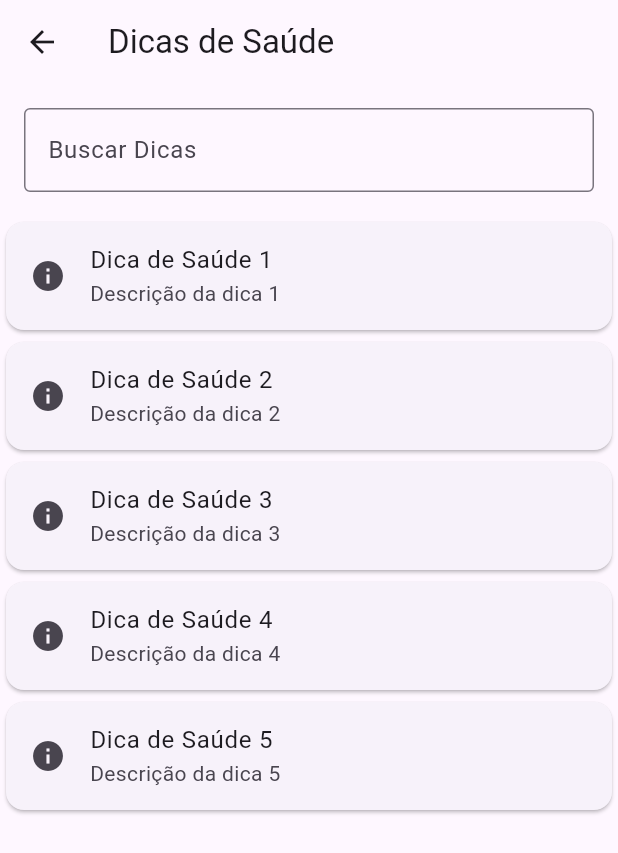
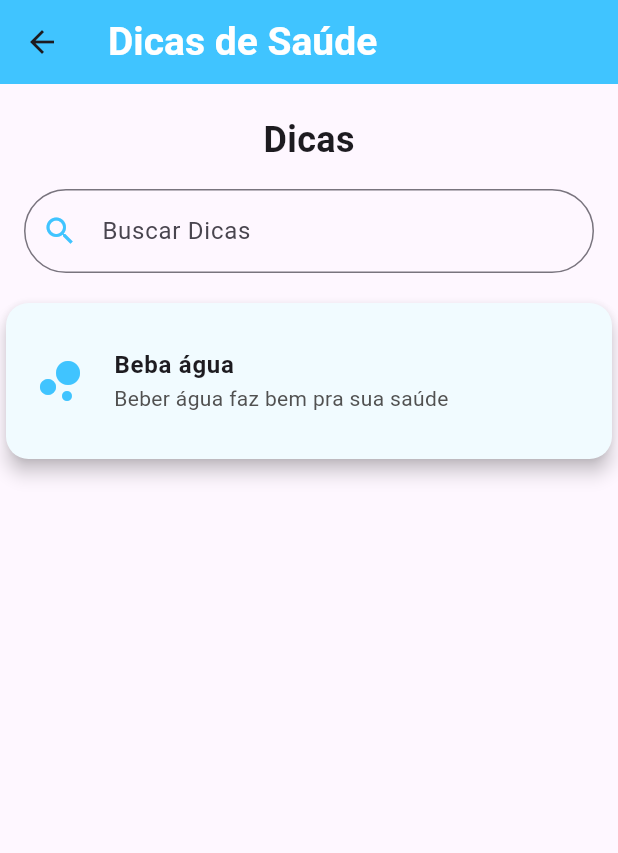
Before and after one commit to Cauacomtilnoa/flutterLista, a Flutter app: the screen it shows after launch, item 3 of the bottom bar chosen, on a phone screen of 412 x 824 dp. Shown: the top 853 px of the screen. Run offline on Flutter 3.47's test engine with Material 3 defaults, Android fonts, the light colour scheme and no system bars; our stand-ins replace fl_chart; missing offline and left inert: art_sweetalert.

Commit message:
att 2 completa

```diff
--- /dev/null
+++ b/listaatividade2/lib/components/paginaDicasCard.dart
@@ -0,0 +1,36 @@
+import 'package:flutter/material.dart';
+
+class PaginaDicasCard extends StatelessWidget {
+  final String titulo;
+  final String conteudo;
+  final IconData icone;
+  const PaginaDicasCard({super.key, required this.titulo, required this.conteudo, required this.icone});
+
+  @override
+  Widget build(BuildContext context) {
+    return Card(
+      color: const Color.fromARGB(255, 241, 251, 255),
+      elevation: 5,
+      shape: RoundedRectangleBorder(
+        borderRadius: BorderRadius.circular(15),
+
+      ),
+      child: ListTile(
+        contentPadding: EdgeInsets.all(16),
+        leading: Icon(
+          icone,
+          color: Colors.lightBlueAccent,
+          size: 40,
+        ),
+        title: Text(
+          titulo,
+          style: TextStyle(fontWeight: FontWeight.bold),
+        ),
+        subtitle: Text(
+          conteudo,
+          style: TextStyle(color: const Color.fromARGB(255, 81, 81, 81)),
+        ),
+      ),
+    );
+  }
+}
--- a/listaatividade2/lib/dicas.dart
+++ b/listaatividade2/lib/dicas.dart
@@ -1,37 +1,39 @@
 import 'package:flutter/material.dart';
+import 'package:listaatividade2/components/paginaDicasCard.dart';
 
 class Dicas extends StatelessWidget {
   @override
   Widget build(BuildContext context) {
     return Scaffold(
       appBar: AppBar(
-        title: Text('Dicas de Saúde'),
+        title: Text(
+          'Dicas de Saúde',
+          style: TextStyle(
+            color: Colors.white,
+            fontSize: 26,
+            fontWeight: FontWeight.bold,
+          ),
+        ),
+        backgroundColor: Colors.lightBlueAccent,
       ),
       body: Column(
         children: [
+          SizedBox(height: 20,),
+          Center(child: Text("Dicas", style: TextStyle(fontSize: 24, fontWeight: FontWeight.bold),)),
           Padding(
             padding: const EdgeInsets.all(16.0),
             child: TextField(
               decoration: InputDecoration(
+                prefixIcon: Icon(Icons.search, color: Colors.lightBlueAccent),
                 labelText: 'Buscar Dicas',
-                border: OutlineInputBorder(),
+                border: OutlineInputBorder(
+                  borderRadius: BorderRadius.circular(30),
+                  borderSide: BorderSide(color: Colors.lightBlueAccent),
+                ),
               ),
             ),
           ),
-          Expanded(
-            child: ListView.builder(
-              itemCount: 5, // Número fictício de dicas
-              itemBuilder: (context, index) {
-                return Card(
-                  child: ListTile(
-                    leading: Icon(Icons.info),
-                    title: Text('Dica de Saúde ${index + 1}'),
-                    subtitle: Text('Descrição da dica ${index + 1}'),
-                  ),
-                );
-              },
-            ),
-          ),
+          PaginaDicasCard(titulo: "Beba água", conteudo: "Beber água faz bem pra sua saúde", icone: Icons.bubble_chart)
         ],
       ),
     );
--- a/listaatividade2/pubspec.yaml
+++ b/listaatividade2/pubspec.yaml
@@ -35,6 +35,7 @@ dependencies:
   # The following adds the Cupertino Icons font to your application.
   # Use with the CupertinoIcons class for iOS style icons.
   cupertino_icons: ^1.0.6
+  fl_chart: ^0.69.0
 
 dev_dependencies:
   flutter_test:
```
Also changed, not shown: listaatividade2/lib/components/paginaInicialCard.dart (added, +35 -0 lines), listaatividade2/lib/components/paginaMonitoramentoCard.dart (added, +41 -0 lines), listaatividade2/lib/components/paginaPerfilCard.dart (added, +49 -0 lines), listaatividade2/lib/monitoramento.dart (+57 -35 lines), listaatividade2/lib/paginaInicial.dart (+44 -25 lines), listaatividade2/lib/perfil.dart (+46 -22 lines), listaatividade1/pubspec.lock, listaatividade2/pubspec.lock.
